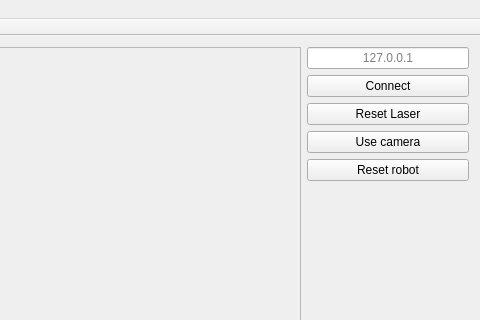
Old version of the form demoRMR/mainwindow.ui in the repository KocurMaros/HMI; both pictures show x 454 to 934 and y 0 to 320 of the 934 by 680 pixel window.
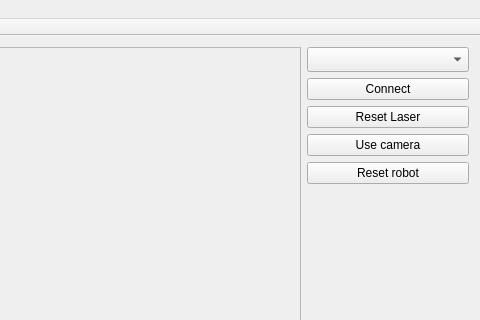
New version of the form. Icons and pictures are not drawn.

Diff of the .ui file:
```diff
--- a/demoRMR/mainwindow.ui
+++ b/demoRMR/mainwindow.ui
@@ -22,7 +22,10 @@
         <item>
          <layout class="QVBoxLayout" name="topRightLayout">
           <item alignment="Qt::AlignHCenter">
-           <widget class="QLineEdit" name="ipHintLineEdit">
+           <widget class="QComboBox" name="ipComboBox">
+            <property name="enabled">
+             <bool>true</bool>
+            </property>
             <property name="sizePolicy">
              <sizepolicy hsizetype="Fixed" vsizetype="Fixed">
               <horstretch>0</horstretch>
@@ -32,17 +35,20 @@
             <property name="minimumSize">
              <size>
               <width>162</width>
-              <height>0</height>
+              <height>25</height>
              </size>
             </property>
-            <property name="inputMethodHints">
-             <set>Qt::ImhNone</set>
+            <property name="maximumSize">
+             <size>
+              <width>200</width>
+              <height>16777215</height>
+             </size>
             </property>
-            <property name="alignment">
-             <set>Qt::AlignCenter</set>
-            </property>
-            <property name="placeholderText">
-             <string extracomment="Robot's IP address">127.0.0.1</string>
+            <property name="iconSize">
+             <size>
+              <width>16</width>
+              <height>16</height>
+             </size>
             </property>
            </widget>
           </item>
```
